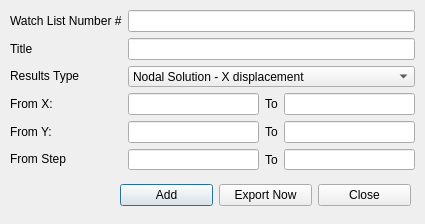
Qt form Source codes/watchlist.ui (pham-hung/Conaxis) before a commit.
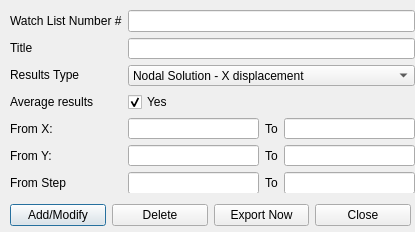
The same form after that commit.

What changed in the file:
```diff
--- a/Source codes/watchlist.ui
+++ b/Source codes/watchlist.ui
@@ -6,8 +6,8 @@
    <rect>
     <x>0</x>
     <y>0</y>
-    <width>425</width>
-    <height>224</height>
+    <width>415</width>
+    <height>232</height>
    </rect>
   </property>
   <property name="windowTitle">
@@ -16,9 +16,9 @@
   <widget class="QWidget" name="layoutWidget">
    <property name="geometry">
     <rect>
-     <x>120</x>
-     <y>180</y>
-     <width>291</width>
+     <x>10</x>
+     <y>200</y>
+     <width>401</width>
      <height>31</height>
     </rect>
    </property>
@@ -26,7 +26,14 @@
     <item>
      <widget class="QPushButton" name="okButton">
       <property name="text">
-       <string>Add</string>
+       <string>Add/Modify</string>
+      </property>
+     </widget>
+    </item>
+    <item>
+     <widget class="QPushButton" name="delButton">
+      <property name="text">
+       <string>Delete</string>
       </property>
      </widget>
     </item>
@@ -52,7 +59,7 @@
      <x>10</x>
      <y>10</y>
      <width>405</width>
-     <height>160</height>
+     <height>183</height>
     </rect>
    </property>
    <layout class="QHBoxLayout" name="horizontalLayout_4">
@@ -79,6 +86,13 @@
         </property>
        </widget>
       </item>
+      <item>
+       <widget class="QLabel" name="label_10">
+        <property name="text">
+         <string>Average results</string>
+        </property>
+       </widget>
+      </item>
       <item>
        <widget class="QLabel" name="label_4">
         <property name="text">
@@ -164,6 +178,16 @@
         </item>
        </widget>
       </item>
+      <item>
+       <widget class="QCheckBox" name="averageCheck">
+        <property name="text">
+         <string>Yes</string>
+        </property>
+        <property name="checked">
+         <bool>true</bool>
+        </property>
+       </widget>
+      </item>
       <item>
        <layout class="QHBoxLayout" name="horizontalLayout">
         <item>
```
